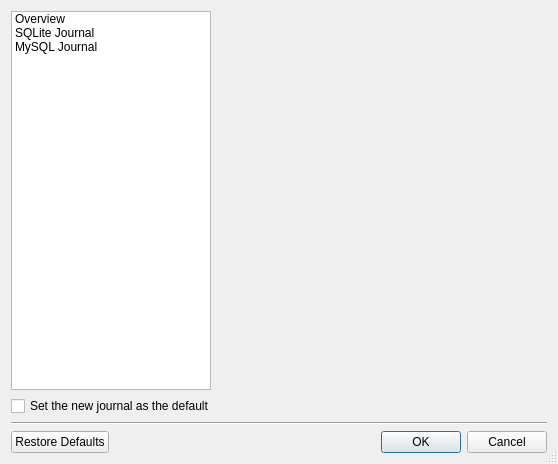
First picture: the form in ui/newjournalcreator.ui, repository pwizard2/robojournal, before the edit.
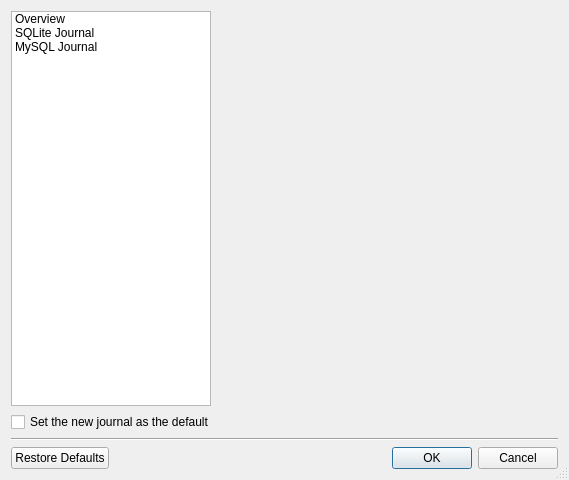
Second picture: the form after the edit. Icons and pictures are not drawn.

What changed in the file:
```diff
--- a/ui/newjournalcreator.ui
+++ b/ui/newjournalcreator.ui
@@ -6,8 +6,8 @@
    <rect>
     <x>0</x>
     <y>0</y>
-    <width>558</width>
-    <height>464</height>
+    <width>569</width>
+    <height>480</height>
    </rect>
   </property>
   <property name="windowTitle">
@@ -91,8 +91,8 @@
          <rect>
           <x>0</x>
           <y>0</y>
-          <width>332</width>
-          <height>383</height>
+          <width>343</width>
+          <height>391</height>
          </rect>
         </property>
        </widget>
```
